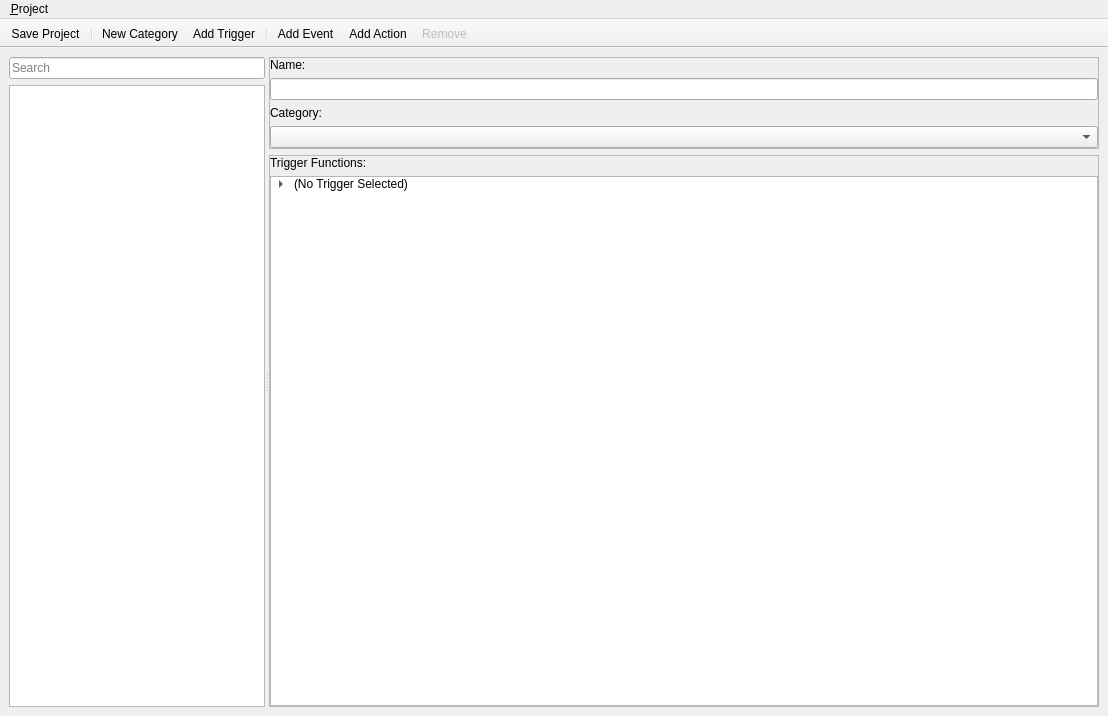
Old version of the form tools/editor/ui/trigger_editor.ui in the repository Kyoril/wow-pp.
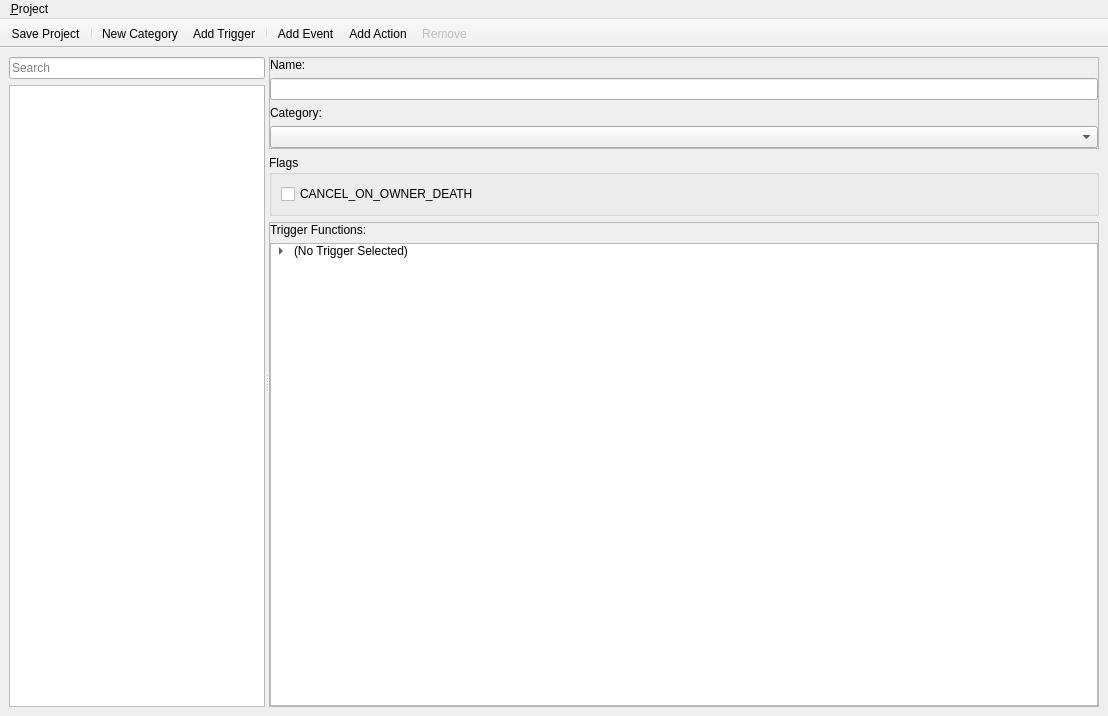
New version of the form. Icons and pictures are not drawn.

Commit message:
Added trigger flags
New trigger flag is handled: AbortOnOwnerDeath
New trigger event: OnSpellCast (executed when a unit successfully casted
at specific spell)

```diff
--- a/tools/editor/ui/trigger_editor.ui
+++ b/tools/editor/ui/trigger_editor.ui
@@ -145,6 +145,22 @@
           </layout>
          </widget>
         </item>
+        <item>
+         <widget class="QGroupBox" name="flagBox">
+          <property name="title">
+           <string>Flags</string>
+          </property>
+          <layout class="QGridLayout" name="gridLayout">
+           <item row="0" column="0">
+            <widget class="QCheckBox" name="flag_1">
+             <property name="text">
+              <string>CANCEL_ON_OWNER_DEATH</string>
+             </property>
+            </widget>
+           </item>
+          </layout>
+         </widget>
+        </item>
         <item>
          <widget class="QFrame" name="frame_2">
           <property name="sizePolicy">
```
The commit also changes 9 other files.
